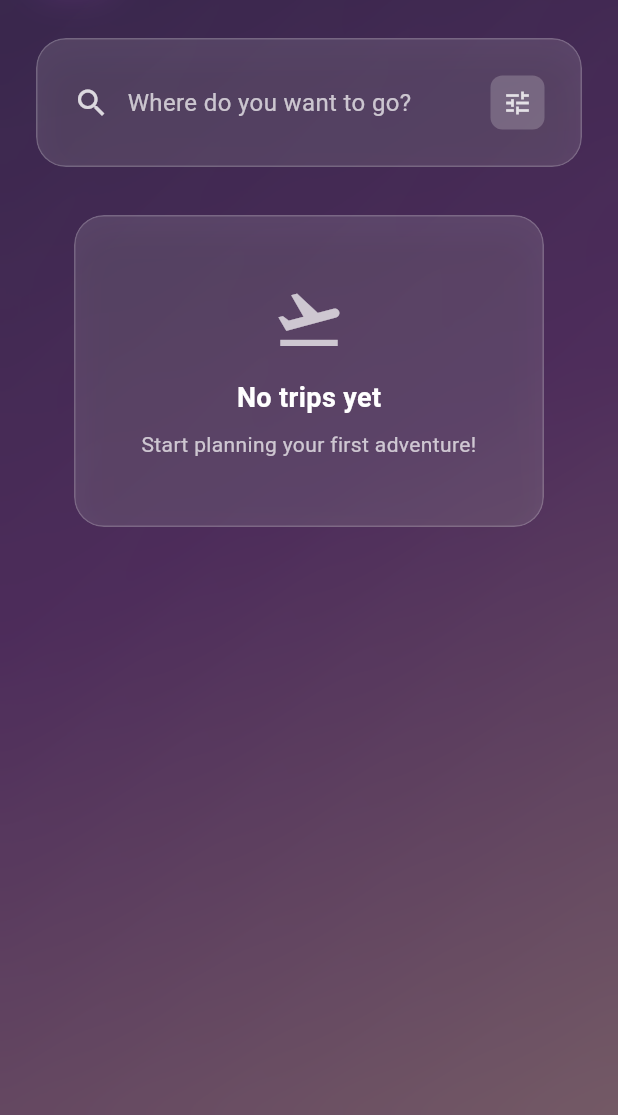
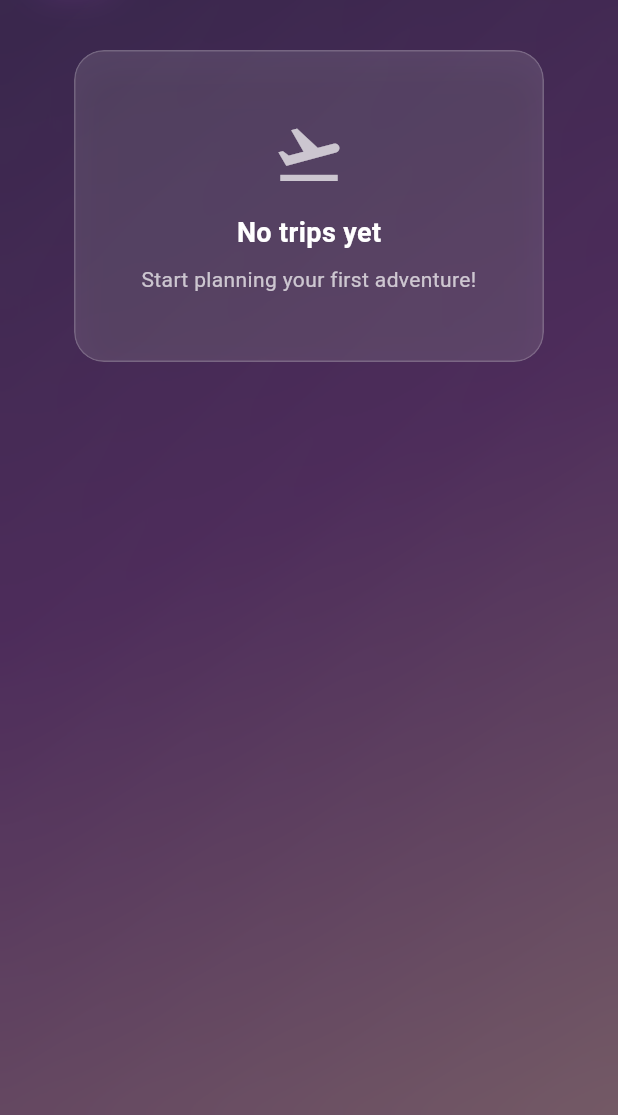
Before and after one commit to kaaboura12/baggagie-v0.1, a Flutter app: the HomeScreen screen opened directly, on a phone screen of 412 x 824 dp, the part 121-1236 px from its top. Run offline on Flutter 3.47's test engine with Material 3 defaults, Android fonts, the light colour scheme and no system bars; our stand-ins replace flutter_dotenv, supabase_flutter; accounts and stored records are empty.

Commit message:
feat: Remove search bar from home screen
- Remove _buildSearchBar method and its usage
- Clean up spacing between header and user trips section
- Simplify home screen layout for better focus on user trips

```diff
--- a/lib/views/home/home_screen.dart
+++ b/lib/views/home/home_screen.dart
@@ -78,11 +78,6 @@ class _HomeScreenState extends State<HomeScreen> {
                           // Beautiful Header with Logo and Profile
                           _buildHeader(context, user),
 
-                          const SizedBox(height: 24),
-
-                          // Creative Search Bar
-                          _buildSearchBar(context),
-
                           const SizedBox(height: 32),
 
                           // User's Trips Section
@@ -128,44 +123,7 @@ class _HomeScreenState extends State<HomeScreen> {
     );
   }
 
-  Widget _buildSearchBar(BuildContext context) {
-    return Container(
-      margin: const EdgeInsets.symmetric(horizontal: 24),
-      child: GlassmorphismCard(
-        child: Row(
-          children: [
-            Icon(
-              Icons.search,
-              color: Colors.white.withOpacity(0.8),
-              size: 24,
-            ),
-            const SizedBox(width: 12),
-            Expanded(
-              child: Text(
-                'Where do you want to go?',
-                style: TextStyle(
-                  color: Colors.white.withOpacity(0.7),
-                  fontSize: 16,
-                ),
-              ),
-            ),
-            Container(
-              padding: const EdgeInsets.all(8),
-              decoration: BoxDecoration(
-                color: Colors.white.withOpacity(0.2),
-                borderRadius: BorderRadius.circular(8),
-              ),
-              child: Icon(
-                Icons.tune,
-                color: Colors.white.withOpacity(0.8),
-                size: 20,
-              ),
-            ),
-          ],
-        ),
-      ),
-    );
-  }
+
 
   Widget _buildUserTrips(BuildContext context, AuthController authController) {
     return Consumer<TravelController>(
```
